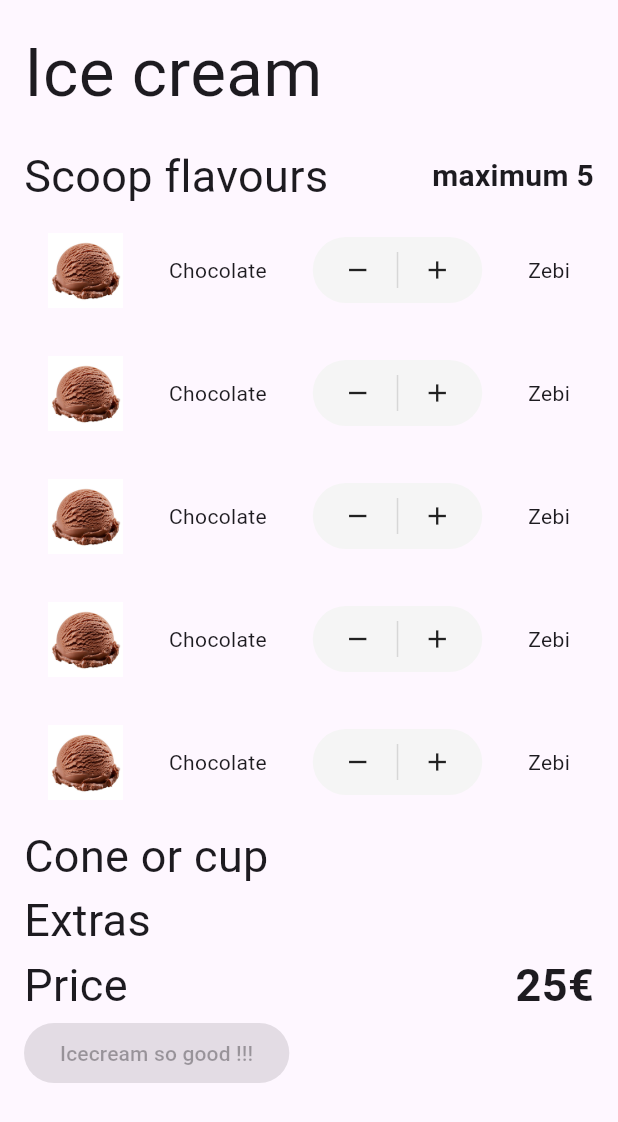
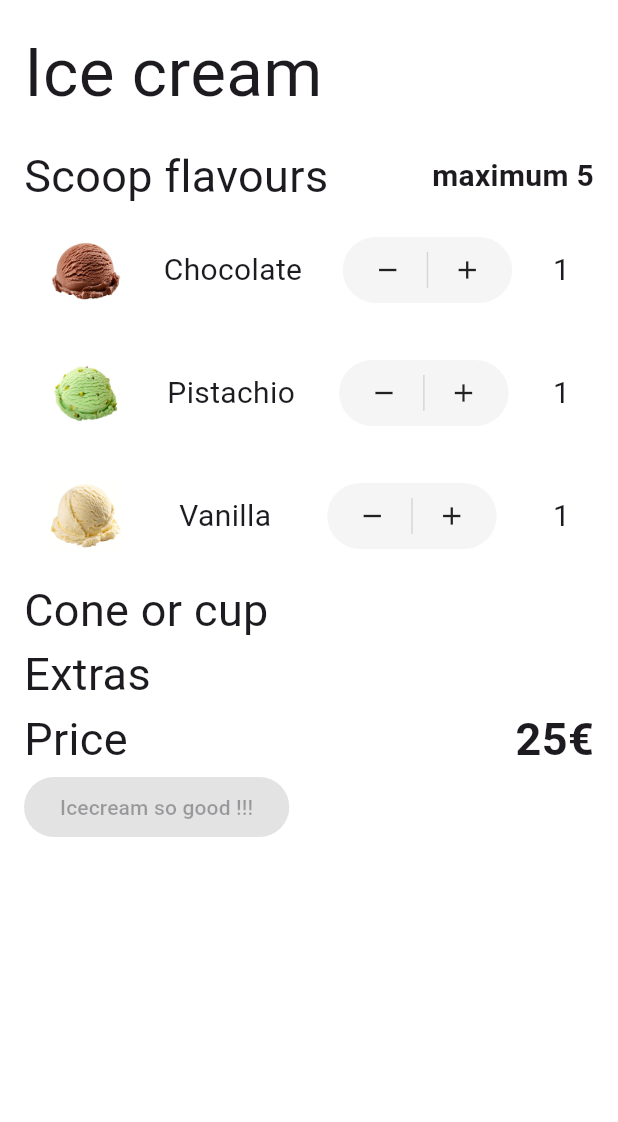
Before and after one commit to lukameunier/ice-cream, a Flutter app: the screen it shows after launch, on a phone screen of 412 x 824 dp. Shown: the top 1122 px of the screen. Run offline on Flutter 3.47's test engine with Material 3 defaults, Android fonts, the phone set to English and light mode, and no system bars; our stand-ins replace get_it.

Commit message:
feat(ui): made the widget more flexible

```diff
--- a/lib/views/flavours_widget.dart
+++ b/lib/views/flavours_widget.dart
@@ -3,7 +3,11 @@ import 'package:flutter/material.dart';
 import 'button_widget.dart';
 
 class FlavoursWidget extends StatelessWidget {
-  const FlavoursWidget({super.key});
+
+  final String imagePath;
+  final String flavourName;
+
+  const FlavoursWidget({super.key, required this.imagePath, required this.flavourName});
 
   @override
   Widget build(BuildContext context) {
@@ -14,14 +18,20 @@ class FlavoursWidget extends StatelessWidget {
         children: [
           Row(
             mainAxisAlignment: MainAxisAlignment.spaceBetween,
-            children: const [
+            children: [
               Image(
-                image: AssetImage("assets/chocolate.jpg"),
+                image: AssetImage("${"assets/"}$imagePath"),
                 height: 50,
               ),
-              Text("Chocolate"),
-              ButtonWidget(),
-              Text("Zebi")
+              Text(
+                flavourName,
+                style: TextStyle(fontSize: 20),
+              ),
+              const ButtonWidget(),
+              Text(
+                "1",
+                style: TextStyle(fontSize: 20),
+              ),
             ],
           ),
         ],
--- a/lib/views/home_widget.dart
+++ b/lib/views/home_widget.dart
@@ -7,6 +7,7 @@ class HomeWidget extends StatelessWidget {
   @override
   Widget build(BuildContext context) {
     return Scaffold(
+      backgroundColor: Colors.white,
       body: Padding(
         padding: const EdgeInsets.all(16.0),
         child: Column(
@@ -42,11 +43,9 @@ class HomeWidget extends StatelessWidget {
             Column(
               mainAxisAlignment: MainAxisAlignment.spaceBetween,
               children: const [
-                FlavoursWidget(),
-                FlavoursWidget(),
-                FlavoursWidget(),
-                FlavoursWidget(),
-                FlavoursWidget(),
+                FlavoursWidget(imagePath: "chocolate.jpg", flavourName: "Chocolate"),
+                FlavoursWidget(imagePath: "pistachio.jpg", flavourName: "Pistachio"),
+                FlavoursWidget(imagePath: "vanilla.jpg", flavourName: "Vanilla"),
               ],
             ),
 
@@ -93,6 +92,7 @@ class HomeWidget extends StatelessWidget {
             ),
 
             ElevatedButton(onPressed: null, child: Text("Icecream so good !!!"))
+
           ],
         ),
       ),
```
